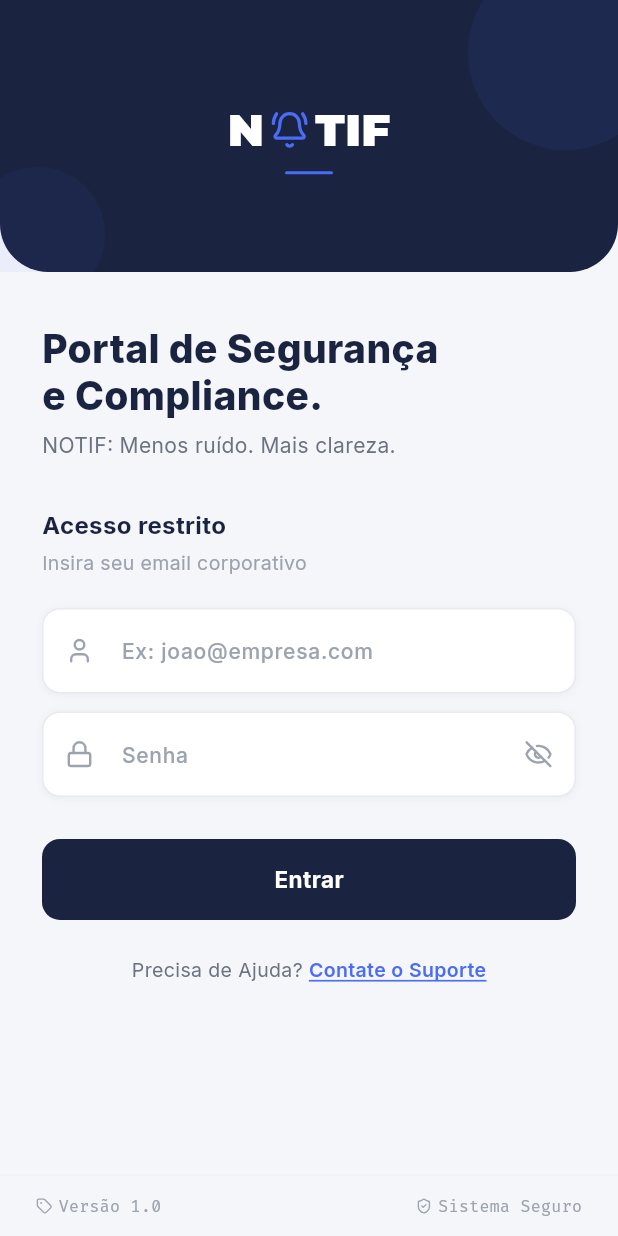
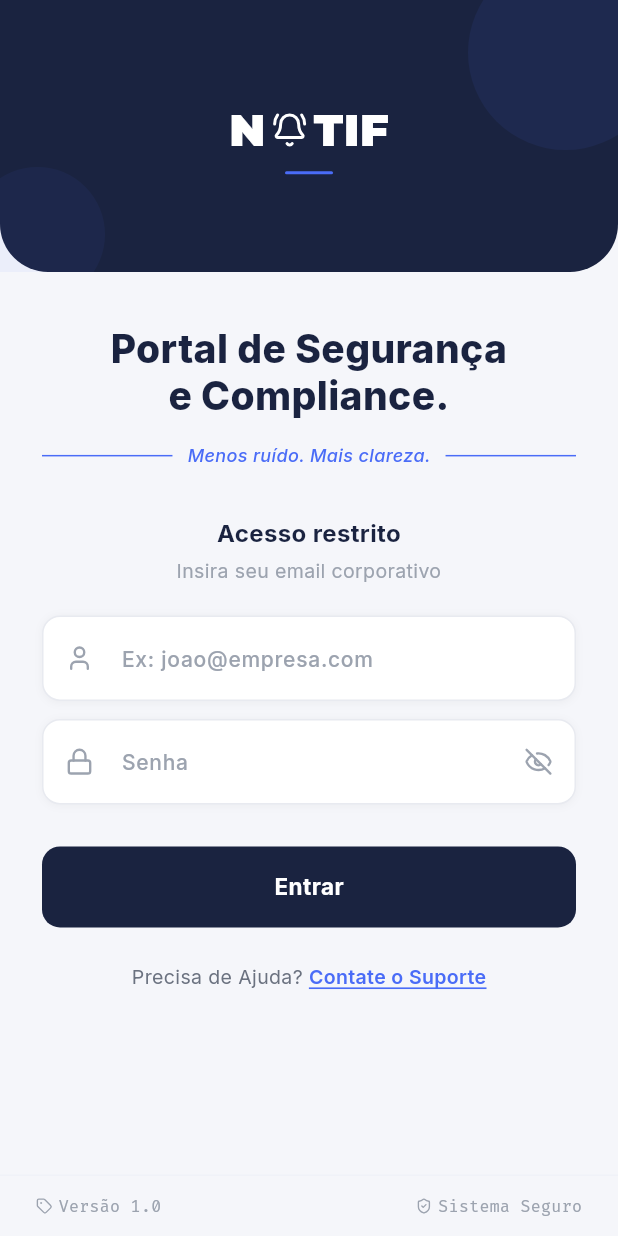
Before and after one commit to arthurRocha01/NOTIF, a Flutter app: the screen it shows after launch, on a phone screen of 412 x 824 dp. Run offline on Flutter 3.47's test engine with Material 3 defaults, Android fonts, the phone set to English and light mode, and no system bars; our stand-ins replace file_picker, firebase_core, firebase_messaging, fl_chart, flutter_riverpod, google_fonts and 3 more; accounts and stored records are empty.

Commit message:
corrige design da tela de login
- logo: ícone bellRing branco (consistente com HomeAppBar)
- textos centralizados (crossAxisAlignment.center + textAlign.center)
- tagline redesenhada: separadores laterais, itálico, cor accent, sem prefixo 'NOTIF:'

Co-Authored-By: Claude Sonnet 4.6 <noreply@anthropic.com>

```diff
--- a/frontend/lib/features/login/screen/login_screen.dart
+++ b/frontend/lib/features/login/screen/login_screen.dart
@@ -75,13 +75,14 @@ class _LoginScreenState extends ConsumerState<LoginScreen> {
             child: SingleChildScrollView(
               padding: const EdgeInsets.symmetric(horizontal: 28),
               child: Column(
-                crossAxisAlignment: CrossAxisAlignment.start,
+                crossAxisAlignment: CrossAxisAlignment.center,
                 children: [
                   const SizedBox(height: 36),
 
                   // Título principal
                   Text(
                     'Portal de Segurança\ne Compliance.',
+                    textAlign: TextAlign.center,
                     style: GoogleFonts.inter(
                       fontSize: 26,
                       fontWeight: FontWeight.w800,
@@ -89,16 +90,35 @@ class _LoginScreenState extends ConsumerState<LoginScreen> {
                       height: 1.2,
                     ),
                   ),
-                  const SizedBox(height: 8),
+                  const SizedBox(height: 16),
 
-                  // Slogan
-                  Text(
-                    'NOTIF: Menos ruído. Mais clareza.',
-                    style: GoogleFonts.inter(
-                      fontSize: 14,
-                      color: AppColors.textSecondary,
-                      fontWeight: FontWeight.w400,
-                    ),
+                  // Tagline com separadores
+                  Row(
+                    children: [
+                      const Expanded(
+                        child: Divider(
+                          color: AppColors.accent,
+                          thickness: 1,
+                          endIndent: 10,
+                        ),
+                      ),
+                      Text(
+                        'Menos ruído. Mais clareza.',
+                        style: GoogleFonts.inter(
+                          fontSize: 12,
+                          color: AppColors.accent,
+                          fontStyle: FontStyle.italic,
+                          fontWeight: FontWeight.w500,
+                        ),
+                      ),
+                      const Expanded(
+                        child: Divider(
+                          color: AppColors.accent,
+                          thickness: 1,
+                          indent: 10,
+                        ),
+                      ),
+                    ],
                   ),
 
                   const SizedBox(height: 32),
@@ -106,6 +126,7 @@ class _LoginScreenState extends ConsumerState<LoginScreen> {
                   // Subtítulo de acesso
                   Text(
                     'Acesso restrito',
+                    textAlign: TextAlign.center,
                     style: GoogleFonts.inter(
                       fontSize: 16,
                       fontWeight: FontWeight.w700,
@@ -115,6 +136,7 @@ class _LoginScreenState extends ConsumerState<LoginScreen> {
                   const SizedBox(height: 4),
                   Text(
                     'Insira seu email corporativo',
+                    textAlign: TextAlign.center,
                     style: GoogleFonts.inter(
                       fontSize: 13,
                       color: AppColors.textTertiary,
--- a/frontend/lib/features/login/widgets/login_widgets.dart
+++ b/frontend/lib/features/login/widgets/login_widgets.dart
@@ -70,8 +70,8 @@ class AuthHeader extends StatelessWidget {
                       padding: EdgeInsets.symmetric(horizontal: 4),
                       child: Icon(
                         LucideIcons.bellRing,
-                        color: AppColors.accent,
-                        size: 26,
+                        color: Colors.white,
+                        size: 24,
                       ),
                     ),
                     Text(
```
